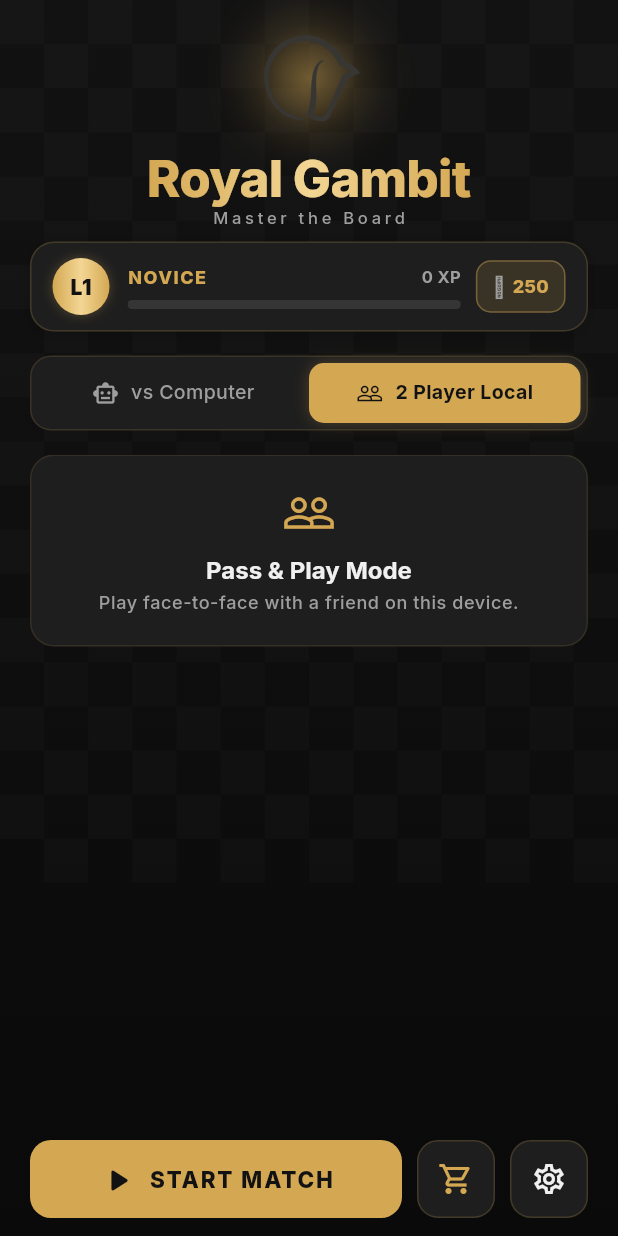
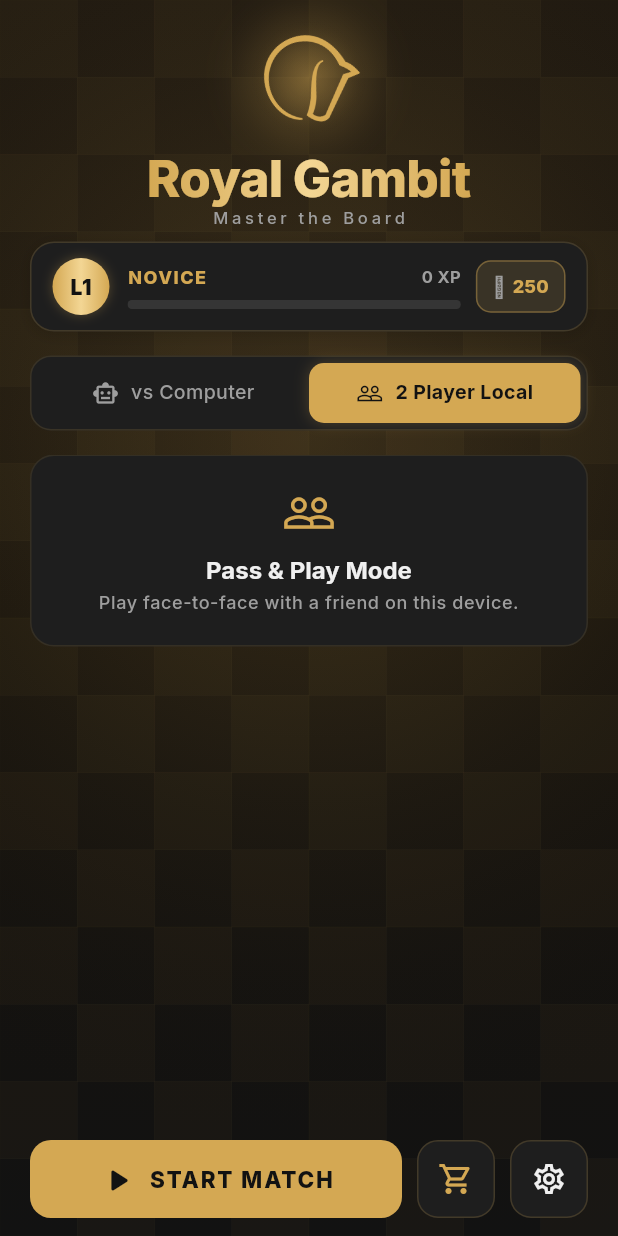
Before and after one commit to adeel26khan/royalgambit, a Flutter app: the screen it shows after launch, after a tap on "2 Player Local", on a phone screen of 412 x 824 dp. Run offline on Flutter 3.47's test engine with Material 3 defaults, Android fonts, the phone set to English and light mode, and no system bars; our stand-ins replace audioplayers, flutter_riverpod, flutter_svg, google_fonts, google_mobile_ads, package_info_plus and 1 more; missing offline and left inert: in_app_update; network calls fail.

Commit message:
Feat: Add Google Play InAppUpdate package, 8x8 Grandmaster Chessboard pattern, gold logo tint (v1.0.4+5)

```diff
--- a/lib/core/utils/update_service.dart
+++ b/lib/core/utils/update_service.dart
@@ -1,6 +1,7 @@
 import 'dart:io';
 import 'package:flutter/foundation.dart';
 import 'package:flutter/material.dart';
+import 'package:in_app_update/in_app_update.dart';
 import 'package:package_info_plus/package_info_plus.dart';
 import 'package:royalgambit/presentation/widgets/overlays/force_update_dialog.dart';
 import 'package:url_launcher/url_launcher.dart';
@@ -33,8 +34,7 @@ class UpdateService {
     }
   }
 
-  /// Checks if a force update is required on app startup.
-  /// Set [minRequiredVersion] or [minRequiredBuild] when deploying mandatory updates.
+  /// Checks if an update is available and triggers Play Store In-App Update or Force Update Dialog.
   Future<void> checkForUpdate(
     BuildContext context, {
     String? minRequiredVersion,
@@ -45,8 +45,22 @@ class UpdateService {
 
     await init();
 
+    // 1. Try Native Google Play In-App Update (Immediate Force Update) on Android
+    if (Platform.isAndroid) {
+      try {
+        final updateInfo = await InAppUpdate.checkForUpdate();
+        if (updateInfo.updateAvailability == UpdateAvailability.updateAvailable) {
+          // Perform Immediate In-App Force Update via Play Store
+          await InAppUpdate.performImmediateUpdate();
+          return;
+        }
+      } catch (e) {
+        debugPrint('Google Play InAppUpdate error (fallback to dialog): $e');
+      }
+    }
+
+    // 2. Fallback / Custom Version & Build Constraint Check
     bool needsUpdate = forceUpdateTest;
-
     if (minRequiredBuild != null && _currentBuildNumber < minRequiredBuild) {
       needsUpdate = true;
     } else if (minRequiredVersion != null &&
--- a/lib/presentation/screens/home_screen.dart
+++ b/lib/presentation/screens/home_screen.dart
@@ -63,14 +63,44 @@ class _HomeScreenState extends ConsumerState<HomeScreen>
     return Scaffold(
       body: Stack(
         children: [
-          // Background Gradient
+          // Full-Screen Warm Luxury Gold Background Gradient
           Container(
-            decoration: const BoxDecoration(gradient: AppColors.homeGradient),
+            decoration: const BoxDecoration(
+              gradient: LinearGradient(
+                begin: Alignment.topCenter,
+                end: Alignment.bottomCenter,
+                colors: [
+                  Color(0xFF1E1810), // Rich warm dark gold top
+                  Color(0xFF16120C), // Mid warm gold ambient
+                  Color(0xFF121212), // Sleek dark base
+                ],
+              ),
+            ),
           ),
 
-          // Chess pattern overlay
+          // Full-Screen Warm Gold Radial Ambient Aura
           Positioned.fill(
-            child: CustomPaint(painter: _ChessPatternPainter()),
+            child: Container(
+              decoration: BoxDecoration(
+                gradient: RadialGradient(
+                  center: const Alignment(0, -0.3),
+                  radius: 1.2,
+                  colors: [
+                    AppColors.accent.withOpacity(0.18),
+                    AppColors.accent.withOpacity(0.05),
+                    Colors.transparent,
+                  ],
+                  stops: const [0.0, 0.5, 1.0],
+                ),
+              ),
+            ),
+          ),
+
+          // Elegant Full-Screen Chessboard Pattern Overlay (8x8 proportions)
+          Positioned.fill(
+            child: CustomPaint(
+              painter: _ChessboardPatternPainter(),
+            ),
           ),
 
           // Content Layout
@@ -291,6 +321,8 @@ class _LogoWidgetState extends State<_LogoWidget>
           child: Image.asset(
             'assets/images/logo-transp.webp',
             fit: BoxFit.contain,
+            color: AppColors.accent,
+            colorBlendMode: BlendMode.srcIn,
             errorBuilder: (_, __, ___) => const Icon(
               Icons.emoji_events,
               size: 44,
@@ -770,32 +802,6 @@ class _BottomActionBar extends StatelessWidget {
   }
 }
 
-// ─── Chess Pattern Painter ────────────────────────────────────────────────────
-
-class _ChessPatternPainter extends CustomPainter {
-  @override
-  void paint(Canvas canvas, Size size) {
-    final paint = Paint()
-      ..color = Colors.white.withOpacity(0.015)
-      ..style = PaintingStyle.fill;
-
-    final tileSize = size.width / 14;
-    for (int r = 0; r < 20; r++) {
-      for (int c = 0; c < 16; c++) {
-        if ((r + c) % 2 == 0) {
-          canvas.drawRect(
-            Rect.fromLTWH(c * tileSize, r * tileSize, tileSize, tileSize),
-            paint,
-          );
-        }
-      }
-    }
-  }
-
-  @override
-  bool shouldRepaint(_) => false;
-}
-
 // ─── Profile Rank & XP Banner ──────────────────────────────────────────────────
 
 class _ProfileRankBanner extends ConsumerWidget {
@@ -929,3 +935,36 @@ class _ProfileRankBanner extends ConsumerWidget {
     );
   }
 }
+
+// ─── Full-Screen Chessboard Pattern Painter ───────────────────────────────────
+
+class _ChessboardPatternPainter extends CustomPainter {
+  @override
+  void paint(Canvas canvas, Size size) {
+    // Standard 8-column chessboard proportion
+    final squareSize = size.width / 8;
+    final fillPaint = Paint()
+      ..color = AppColors.accent.withOpacity(0.035)
+      ..style = PaintingStyle.fill;
+
+    final borderPaint = Paint()
+      ..color = AppColors.accent.withOpacity(0.02)
+      ..style = PaintingStyle.stroke
+      ..strokeWidth = 0.5;
+
+    final rows = (size.height / squareSize).ceil() + 1;
+
+    for (int r = 0; r < rows; r++) {
+      for (int c = 0; c < 8; c++) {
+        final rect = Rect.fromLTWH(c * squareSize, r * squareSize, squareSize, squareSize);
+        if ((r + c) % 2 == 0) {
+          canvas.drawRect(rect, fillPaint);
+        }
+        canvas.drawRect(rect, borderPaint);
+      }
+    }
+  }
+
+  @override
+  bool shouldRepaint(_) => false;
+}
--- a/pubspec.yaml
+++ b/pubspec.yaml
@@ -2,7 +2,7 @@ name: royalgambit
 description: "Royal Gambit — A fully-featured cross-platform chess game."
 publish_to: 'none'
 
-version: 1.0.2+3
+version: 1.0.4+5
 
 environment:
   sdk: ^3.11.1
@@ -20,6 +20,7 @@ dependencies:
   google_mobile_ads: ^5.2.0
   package_info_plus: ^8.1.0
   url_launcher: ^6.3.0
+  in_app_update: ^4.2.3
 
 dev_dependencies:
   flutter_test:
```
Also changed, not shown: pubspec.lock.
